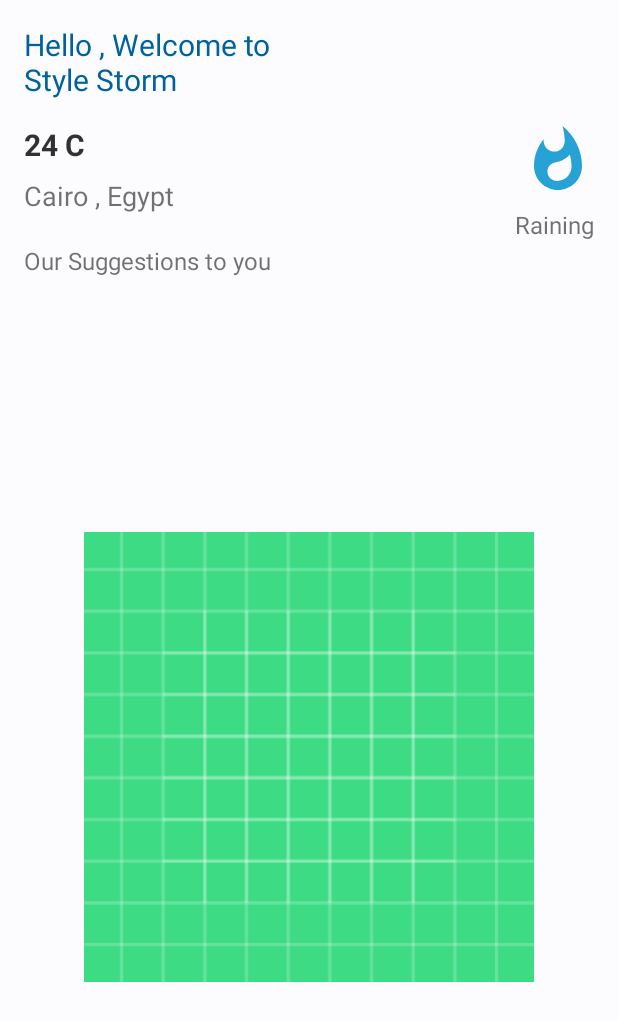
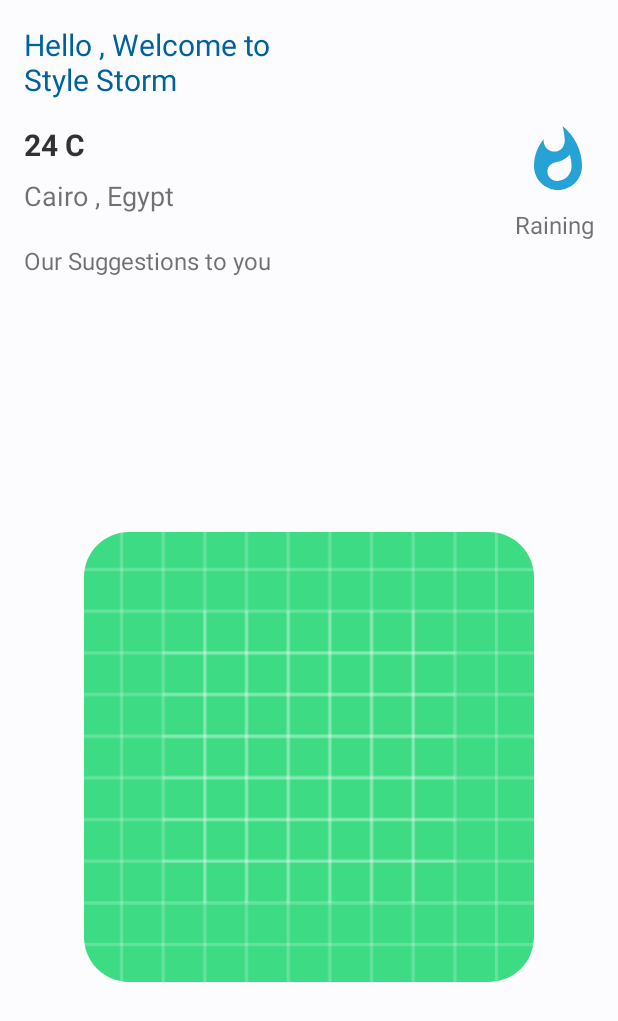
Before and after one commit to ahmednasserzaza/StyleStorm, an Android app: the layout fragment_home.xml on its own in the app's theme, with its tools: preview values and no code run, on a phone screen of 412 x 824 dp. Shown: the top 1021 px of the screen. Run offline under Robolectric (Android 15) with nearby library versions, the phone set to English and light mode, and no system bars.

Commit message:
make image with corner radius

```diff
--- a/app/src/main/res/layout/fragment_home.xml
+++ b/app/src/main/res/layout/fragment_home.xml
@@ -94,6 +94,7 @@
         android:layout_height="300dp"
         tools:srcCompat="@drawable/ic_launcher_background"
         android:scaleType="centerCrop"
+        app:shapeAppearanceOverlay="@style/ImageShape"
         app:layout_constraintTop_toBottomOf="@+id/text_suggestion_title"
         app:layout_constraintEnd_toEndOf="parent"
         app:layout_constraintStart_toStartOf="parent"
--- a/app/src/main/res/values-night/themes.xml
+++ b/app/src/main/res/values-night/themes.xml
@@ -28,4 +28,10 @@
         <item name="colorSurfaceInverse">@color/md_theme_dark_inverseSurface</item>
         <item name="colorPrimaryInverse">@color/md_theme_dark_inversePrimary</item>
     </style>
+
+    <style name="ImageShape">
+        <item name="cornerFamily">rounded</item>
+        <item name="cornerSize">10%</item>
+        <item name="strokeWidth">0dp</item>
+    </style>
 </resources>
--- a/app/src/main/res/values/themes.xml
+++ b/app/src/main/res/values/themes.xml
@@ -28,4 +28,10 @@
         <item name="colorSurfaceInverse">@color/md_theme_light_inverseSurface</item>
         <item name="colorPrimaryInverse">@color/md_theme_light_inversePrimary</item>
     </style>
+
+    <style name="ImageShape">
+        <item name="cornerFamily">rounded</item>
+        <item name="cornerSize">10%</item>
+        <item name="strokeWidth">0dp</item>
+    </style>
 </resources>
```
